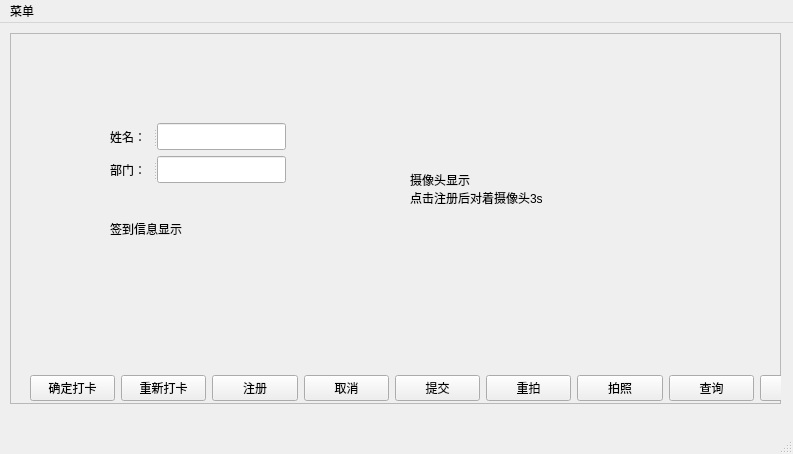
hanxi/check_system, file check_cli/ui/mainwindow.ui: the form before one commit.
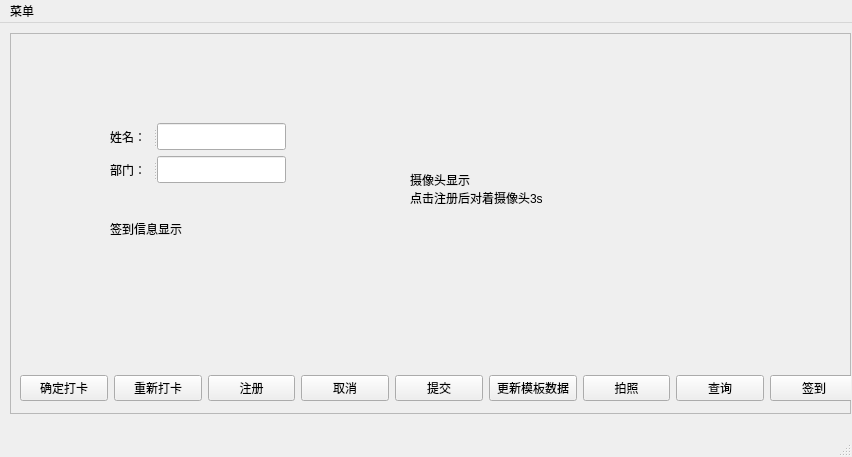
The form after the commit.

The edit to the form file:
```diff
--- a/check_cli/ui/mainwindow.ui
+++ b/check_cli/ui/mainwindow.ui
@@ -6,8 +6,8 @@
    <rect>
     <x>0</x>
     <y>0</y>
-    <width>793</width>
-    <height>454</height>
+    <width>852</width>
+    <height>457</height>
    </rect>
   </property>
   <property name="windowTitle">
@@ -19,8 +19,8 @@
      <rect>
       <x>10</x>
       <y>10</y>
-      <width>771</width>
-      <height>371</height>
+      <width>841</width>
+      <height>381</height>
      </rect>
     </property>
     <property name="frameShape">
@@ -49,9 +49,9 @@
     <widget class="QWidget" name="layoutWidget">
      <property name="geometry">
       <rect>
-       <x>20</x>
+       <x>10</x>
        <y>340</y>
-       <width>815</width>
+       <width>838</width>
        <height>30</height>
       </rect>
      </property>
@@ -97,7 +97,7 @@
       <item>
        <widget class="QPushButton" name="pushButtonAgain">
         <property name="text">
-         <string>重拍</string>
+         <string>更新模板数据</string>
         </property>
        </widget>
       </item>
@@ -182,7 +182,7 @@
     <rect>
      <x>0</x>
      <y>0</y>
-     <width>793</width>
+     <width>852</width>
      <height>26</height>
     </rect>
    </property>
```
Left out of the diff: 2 changed lines with no effect on the pictures.
